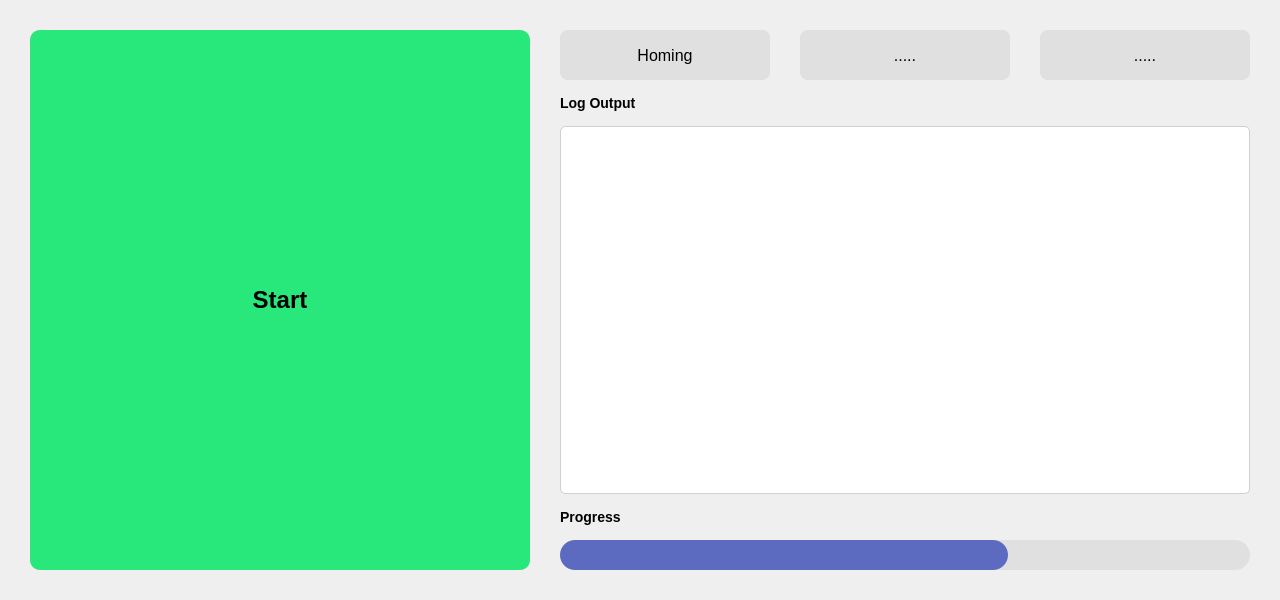
Qt form src/qbert_gui/qbert_gui/ui/home.ui (drabart/QbertSoftware) before a commit.
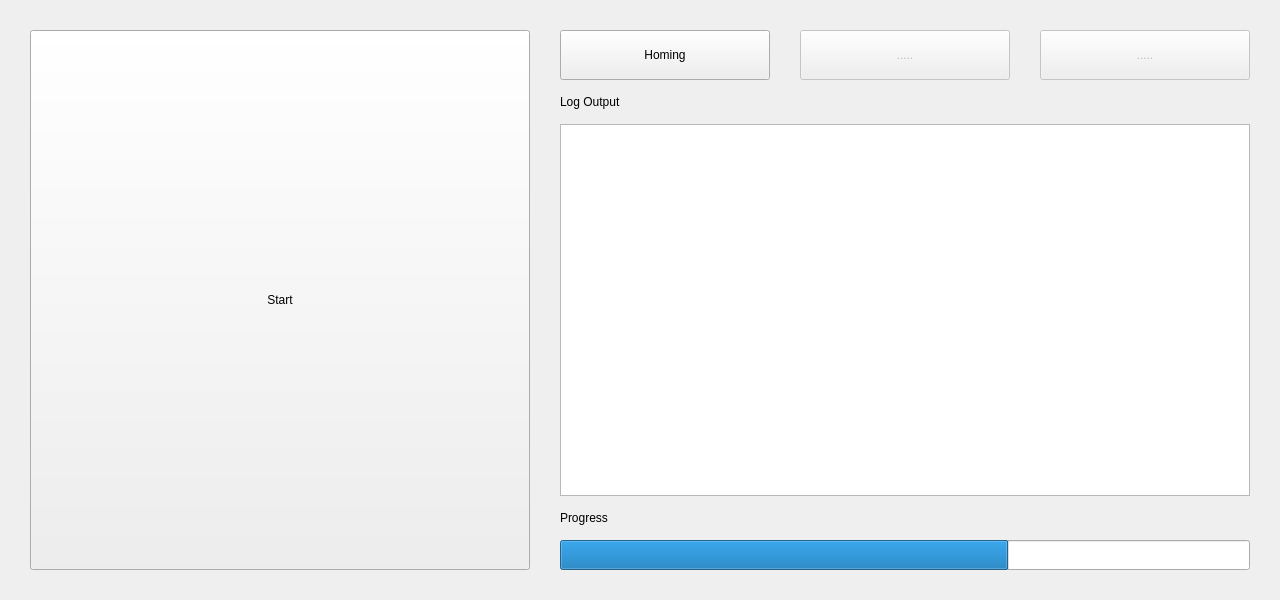
The same form after that commit.

The edit to the form file:
```diff
--- a/src/qbert_gui/qbert_gui/ui/home.ui
+++ b/src/qbert_gui/qbert_gui/ui/home.ui
@@ -54,7 +54,7 @@
        <item>
         <widget class="QPushButton" name="controlButton">
          <property name="sizePolicy">
-          <sizepolicy hsizetype="Expanding" vsizetype="Expanding">
+          <sizepolicy hsizetype="Expanding" vsizetype="Preferred">
            <horstretch>0</horstretch>
            <verstretch>0</verstretch>
           </sizepolicy>
@@ -71,22 +71,11 @@
            <height>1000</height>
           </size>
          </property>
-         <property name="styleSheet">
-          <string>QPushButton {
-    background-color: #28E87C;
-    border: none;
-    border-radius: 10px;
-    color: black;
-    font-size: 24px;
-    font-weight: bold;
-}
-QPushButton:pressed {
-    background-color: #20D06C;
-}</string>
-         </property>
-         <property name="text">
-          <string>Start</string>
-         </property>
+         <property name="text"><string>Start</string></property>
+
+         <!-- dynamic tags -->
+         <property name="type" stdset="0"><string>primary</string></property>
+         <property name="variant" stdset="0"><string>large</string></property>
         </widget>
        </item>
       </layout>
@@ -103,176 +92,73 @@
          </property>
          <item>
           <widget class="QPushButton" name="homingButton">
-           <property name="sizePolicy">
-            <sizepolicy hsizetype="Expanding" vsizetype="Preferred">
-             <horstretch>0</horstretch>
-             <verstretch>0</verstretch>
-            </sizepolicy>
-           </property>
            <property name="minimumSize">
             <size>
              <width>0</width>
              <height>50</height>
             </size>
            </property>
-           <property name="styleSheet">
-            <string>QPushButton {
-    background-color: #E0E0E0;
-    border: none;
-    border-radius: 8px;
-    color: black;
-    font-size: 16px;
-}
-QPushButton:pressed {
-    background-color: #D0D0D0;
-}</string>
-           </property>
-           <property name="text">
-            <string>Homing</string>
-           </property>
+           <property name="text"><string>Homing</string></property>
+           <property name="type" stdset="0"><string>secondary</string></property>
           </widget>
          </item>
          <item>
           <widget class="QPushButton" name="placeholderButton1">
-           <property name="enabled">
-            <bool>false</bool>
-           </property>
-           <property name="sizePolicy">
-            <sizepolicy hsizetype="Expanding" vsizetype="Preferred">
-             <horstretch>0</horstretch>
-             <verstretch>0</verstretch>
-            </sizepolicy>
-           </property>
+           <property name="enabled"><bool>false</bool></property>
            <property name="minimumSize">
             <size>
              <width>0</width>
              <height>50</height>
             </size>
            </property>
-           <property name="styleSheet">
-            <string>QPushButton {
-    background-color: #E0E0E0;
-    border: none;
-    border-radius: 8px;
-    color: black;
-    font-size: 16px;
-}</string>
-           </property>
-           <property name="text">
-            <string>.....</string>
-           </property>
+           <property name="text"><string>.....</string></property>
+           <property name="type" stdset="0"><string>secondary</string></property>
           </widget>
          </item>
          <item>
           <widget class="QPushButton" name="placeholderButton2">
-           <property name="enabled">
-            <bool>false</bool>
-           </property>
-           <property name="sizePolicy">
-            <sizepolicy hsizetype="Expanding" vsizetype="Preferred">
-             <horstretch>0</horstretch>
-             <verstretch>0</verstretch>
-            </sizepolicy>
-           </property>
+           <property name="enabled"><bool>false</bool></property>
            <property name="minimumSize">
             <size>
              <width>0</width>
              <height>50</height>
             </size>
            </property>
-           <property name="styleSheet">
-            <string>QPushButton {
-    background-color: #E0E0E0;
-    border: none;
-    border-radius: 8px;
-    color: black;
-    font-size: 16px;
-}</string>
-           </property>
-           <property name="text">
-            <string>.....</string>
-           </property>
+           <property name="text"><string>.....</string></property>
+           <property name="type" stdset="0"><string>secondary</string></property>
           </widget>
          </item>
         </layout>
        </item>
        <item>
         <widget class="QLabel" name="logOutputLabel">
-         <property name="styleSheet">
-          <string>font-size: 14px;
-font-weight: bold;</string>
-         </property>
-         <property name="text">
-          <string>Log Output</string>
-         </property>
+         <property name="text"><string>Log Output</string></property>
+         <property name="type" stdset="0"><string>sectionTitle</string></property>
         </widget>
        </item>
        <item>
         <widget class="QTextEdit" name="logText">
-         <property name="sizePolicy">
-          <sizepolicy hsizetype="Expanding" vsizetype="Expanding">
-           <horstretch>0</horstretch>
-           <verstretch>0</verstretch>
-          </sizepolicy>
-         </property>
-         <property name="styleSheet">
-          <string>QTextEdit {
-    background-color: white;
-    border: 1px solid #D0D0D0;
-    border-radius: 5px;
-    padding: 10px;
-    font-family: monospace;
-    font-size: 12px;
-}</string>
-         </property>
-         <property name="readOnly">
-          <bool>true</bool>
-         </property>
+         <property name="readOnly"><bool>true</bool></property>
+         <property name="type" stdset="0"><string>log</string></property>
         </widget>
        </item>
        <item>
         <widget class="QLabel" name="progressLabel">
-         <property name="styleSheet">
-          <string>font-size: 14px;
-font-weight: bold;</string>
-         </property>
-         <property name="text">
-          <string>Progress</string>
-         </property>
+         <property name="text"><string>Progress</string></property>
+         <property name="type" stdset="0"><string>sectionTitle</string></property>
         </widget>
        </item>
        <item>
         <widget class="QProgressBar" name="progressBar">
-         <property name="sizePolicy">
-          <sizepolicy hsizetype="Expanding" vsizetype="Fixed">
-           <horstretch>0</horstretch>
-           <verstretch>0</verstretch>
-          </sizepolicy>
-         </property>
          <property name="minimumSize">
           <size>
            <width>0</width>
            <height>30</height>
           </size>
          </property>
-         <property name="styleSheet">
-          <string>QProgressBar {
-    border: none;
-    border-radius: 15px;
-    background-color: #E0E0E0;
-    text-align: center;
-}
-QProgressBar::chunk {
-    background-color: #5C6BC0;
-    border-radius: 15px;
-}</string>
-         </property>
-         <property name="value">
-          <number>65</number>
-         </property>
-         <property name="textVisible">
-          <bool>false</bool>
-         </property>
+         <property name="value"><number>65</number></property>
+         <property name="textVisible"><bool>false</bool></property>
+         <property name="type" stdset="0"><string>progress</string></property>
         </widget>
        </item>
       </layout>
```
Left out of the diff: 98 changed lines with no effect on the pictures.
